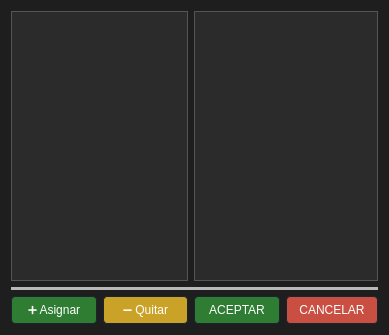
The window that ui/permisos_usuario.ui (Musthia/base-deposito) describes before a commit, drawn with Qt 5.
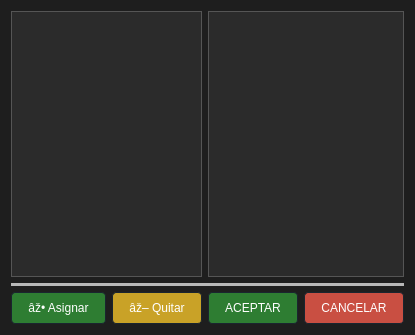
The same window after the commit.

```diff
--- a/ui/permisos_usuario.ui
+++ b/ui/permisos_usuario.ui
@@ -30,7 +30,7 @@
     color: #ffffff;
     border: 1px solid #1a252f;
     border-radius: 4px;
-    padding: 6px 12px;
+    padding: 8px 16px;
 }
 QPushButton:hover {
     background-color: #4d7bff;
@@ -48,7 +48,7 @@
      <property name="styleSheet">
       <string notr="true">background-color: #2e7d32;
 color: #ffffff;
-font: 900 9pt &quot;Segoe UI&quot;;</string>
+font: bold 12pt &quot;Segoe UI&quot;; padding: 8px 16px;</string>
      </property>
      <property name="text">
       <string>ACEPTAR</string>
@@ -64,7 +64,7 @@
 border-radius: 4px;</string>
      </property>
      <property name="text">
-      <string>➕ Asignar</string>
+      <string>âž• Asignar</string>
      </property>
     </widget>
    </item>
@@ -97,7 +97,7 @@
 border-radius: 4px;</string>
      </property>
      <property name="text">
-      <string>➖ Quitar</string>
+      <string>âž– Quitar</string>
      </property>
     </widget>
    </item>
```
Left out of the diff: 4 changed lines with no effect on the pictures.
